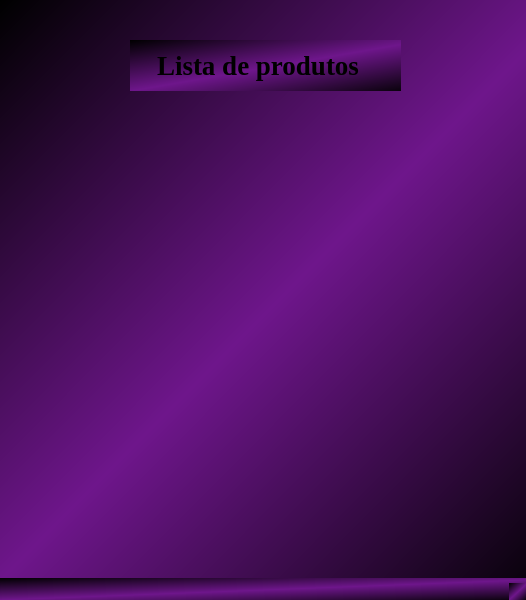
The window that listar_dados.ui (RafaelPavan/Cadastro_Produtos) describes before a commit, drawn with Qt 5.
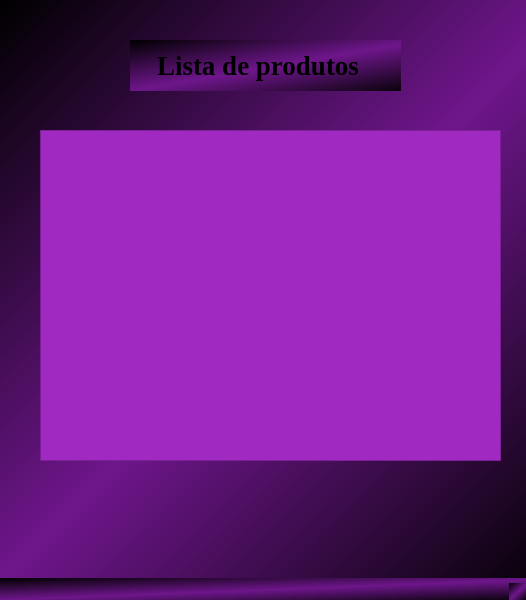
The same window after the commit.

Commit message: add itens na lista

```diff
--- a/listar_dados.ui
+++ b/listar_dados.ui
@@ -38,6 +38,26 @@
      <string>    Lista de produtos</string>
     </property>
    </widget>
+   <widget class="QTableWidget" name="tableWidget">
+    <property name="geometry">
+     <rect>
+      <x>40</x>
+      <y>130</y>
+      <width>461</width>
+      <height>331</height>
+     </rect>
+    </property>
+    <property name="font">
+     <font>
+      <pointsize>13</pointsize>
+      <weight>75</weight>
+      <bold>true</bold>
+     </font>
+    </property>
+    <property name="styleSheet">
+     <string notr="true">background-color: rgb(160, 42, 193);</string>
+    </property>
+   </widget>
   </widget>
   <widget class="QMenuBar" name="menubar">
    <property name="geometry">
```
The commit also changes 1 other file.
